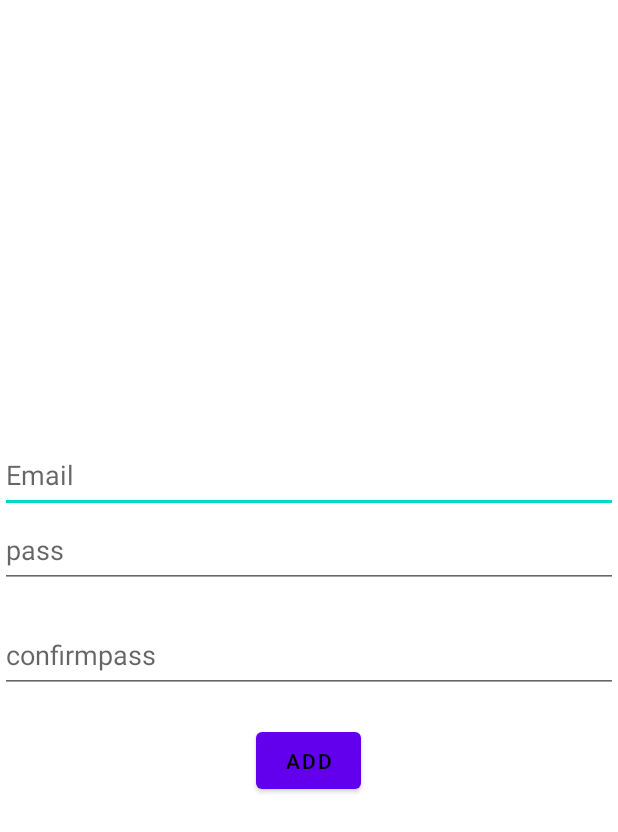
After one commit to DuocVL/MovieApp, an Android app built with Jetpack Compose: the layout activity_sign_up.xml on its own in the app's theme, with its tools: preview values and no code run, on a phone screen of 412 x 824 dp. The commit adds this screen. Shown: the top 832 px of the screen. Run offline under Robolectric (Android 15) with nearby library versions, the phone set to English and light mode, and no system bars.

Commit message:
Ket noi Firebase SignUp

```diff
--- a/app/src/main/java/com/example/movieapp/Activities/IntroActivity.kt
+++ b/app/src/main/java/com/example/movieapp/Activities/IntroActivity.kt
@@ -20,6 +20,7 @@ class IntroActivity : ComponentActivity() {
         getStartBt.setOnClickListener {
             Toast.makeText(this,"Button Clicked!",Toast.LENGTH_SHORT).show()
             val intent = Intent(this, LoginActivity::class.java)
+            //val intent = Intent(this,SignUpActivity::class.java)
             startActivity(intent)
         }
     }
--- a/app/src/main/res/layout/activity_login.xml
+++ b/app/src/main/res/layout/activity_login.xml
@@ -83,8 +83,8 @@
                 android:textSize="30sp"
                 android:textStyle="bold" />
 
-            <TextView
-                android:id="@+id/textView7"
+            <androidx.appcompat.widget.AppCompatButton
+                android:id="@+id/donAccount"
                 android:layout_width="match_parent"
                 android:layout_height="wrap_content"
                 android:text="Don't have account"
@@ -92,6 +92,7 @@
                 android:textSize="16sp"
                 android:textAlignment="center"
                 android:layout_marginTop="32dp"/>
+
             <TextView
                 android:id="@+id/textView8"
                 android:layout_width="match_parent"
--- /dev/null
+++ b/app/src/main/res/layout/activity_sign_up.xml
@@ -0,0 +1,40 @@
+<?xml version="1.0" encoding="utf-8"?>
+<LinearLayout xmlns:android="http://schemas.android.com/apk/res/android"
+    xmlns:app="http://schemas.android.com/apk/res-auto"
+    xmlns:tools="http://schemas.android.com/tools"
+    android:layout_width="match_parent"
+    android:layout_height="match_parent"
+    android:orientation="vertical"
+    android:gravity="center"
+    tools:context=".Activities.SignUpActivity">
+    <EditText
+        android:id="@+id/emailaddress"
+        android:layout_width="match_parent"
+        android:layout_height="50dp"
+        android:textColor="@color/black"
+        android:inputType="textEmailAddress"
+        android:hint="Email"/>
+    <EditText
+        android:id="@+id/editTextPassword"
+        android:layout_width="match_parent"
+        android:layout_height="50dp"
+        android:textColor="@color/black"
+        android:inputType="textPassword"
+        android:hint="pass"/>
+    <EditText
+        android:id="@+id/confirmPassword"
+        android:layout_width="match_parent"
+        android:layout_height="50dp"
+        android:layout_marginTop="20dp"
+        android:textColor="@color/black"
+        android:inputType="textPassword"
+        android:hint="confirmpass"/>
+    <Button
+        android:id="@+id/add"
+        android:layout_width="70dp"
+        android:layout_height="50dp"
+        android:layout_marginTop="20dp"
+        android:text="Add"
+        android:textColor="@color/black"/>
+
+</LinearLayout>
--- a/gradle/libs.versions.toml
+++ b/gradle/libs.versions.toml
@@ -17,6 +17,7 @@ constraintlayout = "2.2.1"
 googleGmsGoogleServices = "4.4.2"
 firebaseDatabase = "21.0.0"
 firebaseFirestoreKtx = "25.1.3"
+firebaseAuthKtx = "22.0.0"
 
 [libraries]
 androidx-core-ktx = { group = "androidx.core", name = "core-ktx", version.ref = "coreKtx" }
@@ -41,6 +42,7 @@ androidx-activity = { group = "androidx.activity", name = "activity", version.re
 androidx-constraintlayout = { group = "androidx.constraintlayout", name = "constraintlayout", version.ref = "constraintlayout" }
 firebase-database = { group = "com.google.firebase", name = "firebase-database", version.ref = "firebaseDatabase" }
 firebase-firestore-ktx = { group = "com.google.firebase", name = "firebase-firestore-ktx", version.ref = "firebaseFirestoreKtx" }
+firebase-auth-ktx = { group = "com.google.firebase", name = "firebase-auth-ktx", version.ref = "firebaseAuthKtx" }
 
 [plugins]
 android-application = { id = "com.android.application", version.ref = "agp" }
```
Also changed, not shown: app/build.gradle.kts (+4 -3 lines), app/src/main/java/com/example/movieapp/Activities/LoginActivity.kt (+11 -0 lines), app/src/main/java/com/example/movieapp/Activities/SignUpActivity.kt (added, +50 -0 lines).
